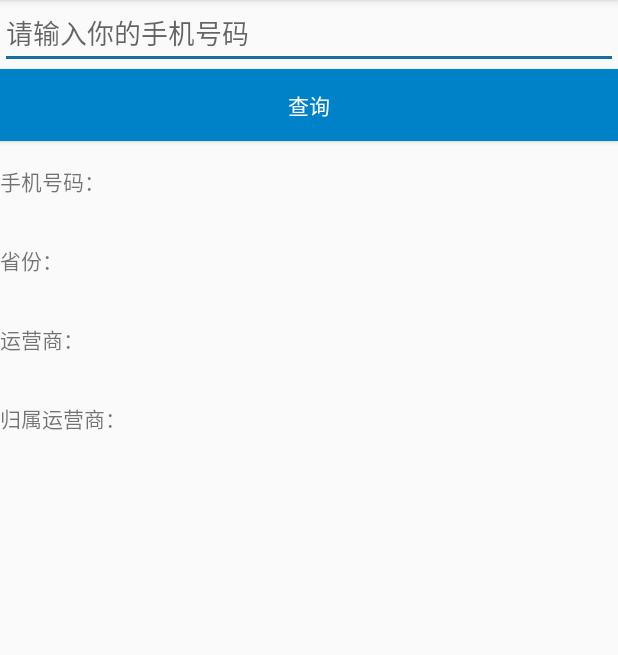
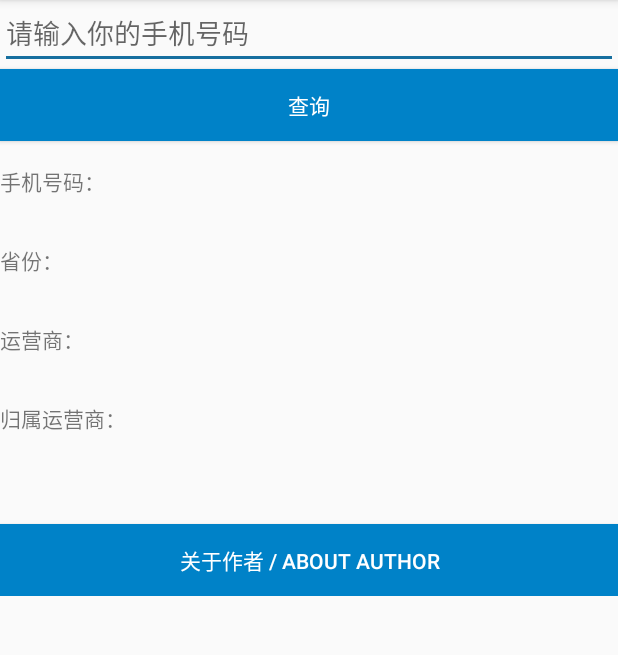
Before and after one commit to Licoy/phone-cellcore, an Android app: the screen it shows after launch (MainActivity), on a phone screen of 412 x 824 dp, the part 84-739 px from its top. Run offline under Robolectric (Android 15) with nearby library versions, the phone set to English and light mode, and no system bars.

Commit message:
增加关于与其他优化

```diff
--- a/app/src/main/java/cn/licoy/phonequery/MainActivity.java
+++ b/app/src/main/java/cn/licoy/phonequery/MainActivity.java
@@ -1,12 +1,16 @@
 package cn.licoy.phonequery;
 
 import android.app.ProgressDialog;
+import android.content.DialogInterface;
+import android.support.v7.app.AlertDialog;
 import android.support.v7.app.AppCompatActivity;
 import android.os.Bundle;
 import android.util.Log;
+import android.view.KeyEvent;
 import android.view.View;
 import android.widget.Button;
 import android.widget.EditText;
+import android.widget.Switch;
 import android.widget.TextView;
 import android.widget.Toast;
 
@@ -17,18 +21,19 @@ import java.io.IOException;
 import cn.licoy.phonequery.bean.Phone;
 import cn.licoy.phonequery.mvp.MainViewMvp;
 import cn.licoy.phonequery.mvp.impl.MainPresenter;
-import okhttp3.Response;
 
 public class MainActivity extends AppCompatActivity implements View.OnClickListener,MainViewMvp {
 
-    EditText input_phone;
-    Button btn_search;
-    TextView result_phone;
-    TextView result_province;
-    TextView result_type;
-    TextView result_gs_type;
-    MainPresenter mainPresenter;
-    ProgressDialog progressDialog;
+    private EditText input_phone;
+    private Button btn_search;
+    private TextView result_phone;
+    private TextView result_province;
+    private TextView result_type;
+    private TextView result_gs_type;
+    private MainPresenter mainPresenter;
+    private ProgressDialog progressDialog;
+    private Button about;
+    private static final String TAG = "MainActivity";
 
     @Override
     protected void onCreate(Bundle savedInstanceState) {
@@ -40,18 +45,25 @@ public class MainActivity extends AppCompatActivity implements View.OnClickListe
         result_type = (TextView)findViewById(R.id.result_type);
         result_gs_type = (TextView)findViewById(R.id.result_gs_type);
         result_phone = (TextView)findViewById(R.id.result_phone);
-
+        about = (Button) findViewById(R.id.about);
         mainPresenter = new MainPresenter(this);
         mainPresenter.onCreate(this);
 
         btn_search.setOnClickListener(this);
+        about.setOnClickListener(this);
     }
 
     @Override
     public void onClick(View v) {
+        switch (v.getId()){
+            case R.id.btn_search : mainPresenter.search_phone(input_phone.getText().toString());break;
+            case R.id.about : about();break;
+        }
         //btn_search.setText("查询中...");
-        mainPresenter.search_phone(input_phone.getText().toString());
+
     }
+
+
 
     @Override
     public void showLoading() {
@@ -86,11 +98,59 @@ public class MainActivity extends AppCompatActivity implements View.OnClickListe
                 result_province.setText("省份："+phone.getProvince());
                 result_type.setText("运营商："+phone.getCatName());
                 result_gs_type.setText("归属运营商："+phone.getCarrier());
+                Toast.makeText(this,"查询成功",Toast.LENGTH_SHORT).show();
+                Log.i(TAG, "updateView: 查询成功");
             }else{
                 Toast.makeText(this,"JSON解析出错",Toast.LENGTH_LONG).show();
+                Log.e(TAG, "updateView: ", new Throwable("JSON解析出错"));
+
             }
         }else{
             result_phone.setText("解析出错");
         }
     }
+
+    @Override
+    public boolean onKeyDown(int keyCode, KeyEvent event) {
+        if (keyCode == KeyEvent.KEYCODE_BACK )
+        {
+            AlertDialog.Builder builder = new AlertDialog.Builder(this);
+            builder.setTitle("提示");
+            builder.setMessage("确定要退出吗");
+            builder.setPositiveButton("确定",listener);
+            builder.setNegativeButton("取消",listener);
+            builder.show();
+
+        }
+        return false;
+    }
+    DialogInterface.OnClickListener listener = new DialogInterface.OnClickListener()
+    {
+        public void onClick(DialogInterface dialog, int which)
+        {
+            switch (which)
+            {
+                case AlertDialog.BUTTON_POSITIVE:// "确认"按钮退出程序
+                    System.exit(0);
+                    break;
+                case AlertDialog.BUTTON_NEGATIVE:// "取消"第二个按钮取消对话框
+                    break;
+                default:
+                    break;
+            }
+        }
+    };
+
+
+    /**
+     * 关于
+     */
+    private void about(){
+        AlertDialog.Builder b = new AlertDialog.Builder(this);
+        b.setTitle("关于 / About");
+        b.setMessage("作者: Licoy\n博客: https://www.licoy.cn\nGithub: https://github.com/Licoy");
+        b.setPositiveButton("关闭",null);
+        b.show();
+
+    }
 }
--- a/app/src/main/java/cn/licoy/phonequery/mvp/MainViewMvp.java
+++ b/app/src/main/java/cn/licoy/phonequery/mvp/MainViewMvp.java
@@ -2,9 +2,7 @@ package cn.licoy.phonequery.mvp;
 
 import java.io.IOException;
 
-/**
- * Created by Administrator on 2017/8/15.
- */
+
 
 public interface MainViewMvp extends ToastViewMvp,LoadViewMvp {
     void updateView(Object o) throws IOException;
--- a/app/src/main/java/cn/licoy/phonequery/mvp/impl/MainPresenter.java
+++ b/app/src/main/java/cn/licoy/phonequery/mvp/impl/MainPresenter.java
@@ -1,4 +1,6 @@
 package cn.licoy.phonequery.mvp.impl;
+
+import android.widget.Toast;
 
 import java.io.IOException;
 import java.util.HashMap;
@@ -32,6 +34,7 @@ public class MainPresenter extends BasePresenter {
     }
 
     private void sendHttpRequest(String phone){
+
         Map<String,String> param = new HashMap<>();
         HttpUnit httpUnit = new HttpUnit(new HttpUnit.HttpResponse() {
             @Override
@@ -62,4 +65,5 @@ public class MainPresenter extends BasePresenter {
     public String getResponse() {
         return response;
     }
+
 }
--- a/app/src/main/res/layout/activity_main.xml
+++ b/app/src/main/res/layout/activity_main.xml
@@ -11,7 +11,9 @@
         android:id="@+id/input_phone"
         android:layout_width="match_parent"
         android:layout_height="46dp"
-        android:hint="@string/main_input_phone" />
+        android:hint="@string/main_input_phone"
+        android:maxLines="1"
+        android:inputType="phone" />
 
     <Button
         android:id="@+id/btn_search"
@@ -28,7 +30,7 @@
         <TextView
             android:layout_width="match_parent"
             android:layout_height="25dp"
-            android:text="手机号码："
+            android:text="@string/phone"
             android:layout_alignParentTop="true"
             android:layout_alignParentLeft="true"
             android:layout_alignParentStart="true"
@@ -37,7 +39,7 @@
         <TextView
             android:layout_width="match_parent"
             android:layout_height="25dp"
-            android:text="运营商："
+            android:text="@string/type"
             android:layout_marginTop="27dp"
             android:layout_below="@+id/result_province"
             android:layout_alignParentLeft="true"
@@ -46,7 +48,7 @@
         <TextView
             android:layout_width="match_parent"
             android:layout_height="25dp"
-            android:text="省份："
+            android:text="@string/province"
             android:layout_marginTop="27dp"
             android:layout_below="@+id/result_phone"
             android:layout_alignParentLeft="true"
@@ -55,12 +57,23 @@
         <TextView
             android:layout_width="match_parent"
             android:layout_height="25dp"
-            android:text="归属运营商："
+            android:text="@string/gs_type"
             android:layout_marginTop="27dp"
             android:layout_below="@+id/result_type"
             android:layout_alignParentLeft="true"
             android:layout_alignParentStart="true"
             android:id="@+id/result_gs_type" />
+
+        <Button
+            android:id="@+id/about"
+            android:layout_width="match_parent"
+            android:layout_height="wrap_content"
+            android:layout_alignParentBottom="true"
+            android:layout_alignParentLeft="true"
+            android:layout_alignParentStart="true"
+            android:background="@color/colorPrimary"
+            android:text="@string/about_author"
+            android:textColor="#fff" />
     </RelativeLayout>
 
 </LinearLayout>
--- a/app/src/main/res/values/strings.xml
+++ b/app/src/main/res/values/strings.xml
@@ -2,4 +2,9 @@
     <string name="app_name">手机号码归属地</string>
     <string name="main_input_phone">请输入你的手机号码</string>
     <string name="send_button">查询</string>
+    <string name="about_author">关于作者 / About Author</string>
+    <string name="gs_type">归属运营商：</string>
+    <string name="province">省份：</string>
+    <string name="type">运营商：</string>
+    <string name="phone">手机号码：</string>
 </resources>
```
